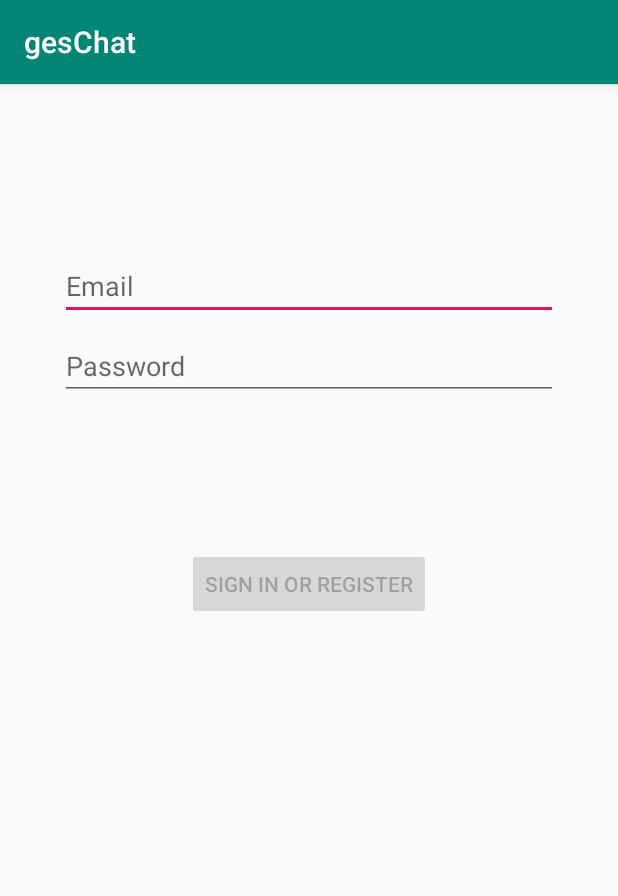
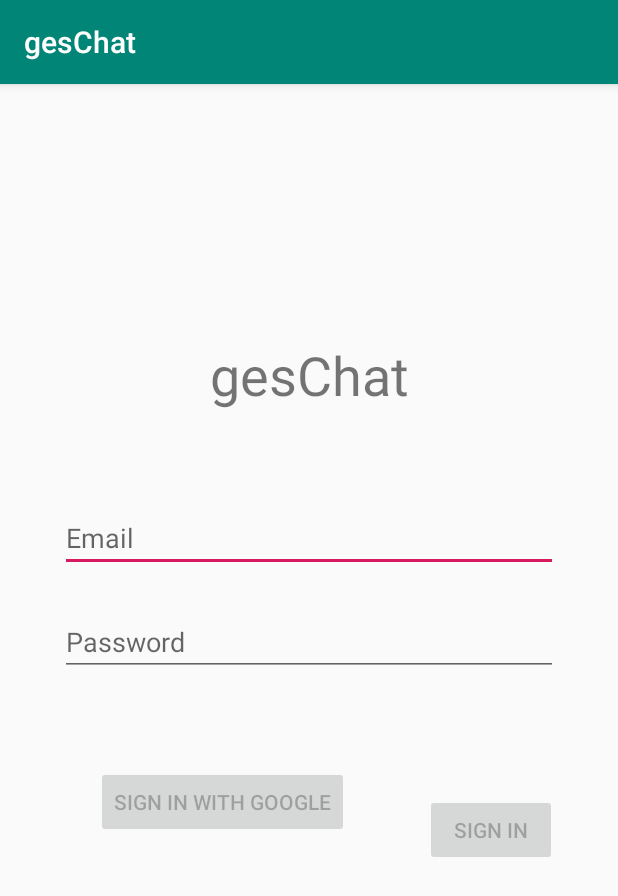
Before and after one commit to marylicious/GesChat, an Android app: the screen it shows after launch (LoginActivity), on a phone screen of 412 x 824 dp. Shown: the top 896 px of the screen. Run offline under Robolectric (Android 15) with nearby library versions, the phone set to English and light mode, and no system bars.

Commit message:
trying login activity

```diff
--- a/app/build.gradle
+++ b/app/build.gradle
@@ -28,4 +28,7 @@ dependencies {
     testImplementation 'junit:junit:4.12'
     androidTestImplementation 'com.android.support.test:runner:1.0.2'
     androidTestImplementation 'com.android.support.test.espresso:espresso-core:3.0.2'
+    implementation 'com.google.firebase:firebase-core:16.0.9'
 }
+
+apply plugin: 'com.google.gms.google-services'
--- a/app/src/main/java/com/example/geschat/data/LoginRepository.java
+++ b/app/src/main/java/com/example/geschat/data/LoginRepository.java
@@ -22,7 +22,7 @@ public class LoginRepository {
     }
 
     public static LoginRepository getInstance(LoginDataSource dataSource) {
-        if(instance == null){
+        if (instance == null) {
             instance = new LoginRepository(dataSource);
         }
         return instance;
--- /dev/null
+++ b/app/src/main/java/com/example/geschat/data/model/LoginActivity.java
@@ -0,0 +1,6 @@
+package com.example.geschat.data.model;
+
+public class LoginActivity {
+
+    // TODO conectar esta parte a firebase
+}
--- a/app/src/main/java/com/example/geschat/ui/login/LoggedInUserView.java
+++ b/app/src/main/java/com/example/geschat/ui/login/LoggedInUserView.java
@@ -1,4 +1,4 @@
-package  com.example.geschat.ui.login;
+package com.example.geschat.ui.login;
 
 /**
  * Class exposing authenticated user details to the UI.
--- a/app/src/main/java/com/example/geschat/ui/login/LoginActivity.java
+++ b/app/src/main/java/com/example/geschat/ui/login/LoginActivity.java
@@ -1,4 +1,4 @@
-package  com.example.geschat.ui.login;
+package com.example.geschat.ui.login;
 
 import android.app.Activity;
 import android.arch.lifecycle.Observer;
--- a/app/src/main/java/com/example/geschat/ui/login/LoginResult.java
+++ b/app/src/main/java/com/example/geschat/ui/login/LoginResult.java
@@ -1,4 +1,4 @@
-package  com.example.geschat.ui.login;
+package com.example.geschat.ui.login;
 
 import android.support.annotation.Nullable;
 
--- /dev/null
+++ b/app/src/main/res/layout/activity_home.xml
@@ -0,0 +1,6 @@
+<?xml version="1.0" encoding="utf-8"?>
+<android.support.constraint.ConstraintLayout
+    xmlns:android="http://schemas.android.com/apk/res/android" android:layout_width="match_parent"
+    android:layout_height="match_parent">
+
+</android.support.constraint.ConstraintLayout>
--- a/app/src/main/res/layout/activity_login.xml
+++ b/app/src/main/res/layout/activity_login.xml
@@ -1,15 +1,14 @@
 <?xml version="1.0" encoding="utf-8"?>
-<android.support.constraint.ConstraintLayout
-    xmlns:android="http://schemas.android.com/apk/res/android"
+<android.support.constraint.ConstraintLayout xmlns:android="http://schemas.android.com/apk/res/android"
     xmlns:app="http://schemas.android.com/apk/res-auto"
     xmlns:tools="http://schemas.android.com/tools"
     android:id="@+id/container"
     android:layout_width="match_parent"
     android:layout_height="match_parent"
+    android:paddingLeft="@dimen/activity_horizontal_margin"
+    android:paddingTop="@dimen/activity_vertical_margin"
+    android:paddingRight="@dimen/activity_horizontal_margin"
     android:paddingBottom="@dimen/activity_vertical_margin"
-    android:paddingLeft="@dimen/activity_horizontal_margin"
-    android:paddingRight="@dimen/activity_horizontal_margin"
-    android:paddingTop="@dimen/activity_vertical_margin"
     tools:context=".ui.login.LoginActivity">
 
     <EditText
@@ -17,7 +16,7 @@
         android:layout_width="0dp"
         android:layout_height="wrap_content"
         android:layout_marginStart="24dp"
-        android:layout_marginTop="96dp"
+        android:layout_marginTop="264dp"
         android:layout_marginEnd="24dp"
 
         android:hint="@string/prompt_email"
@@ -32,7 +31,7 @@
         android:layout_width="0dp"
         android:layout_height="wrap_content"
         android:layout_marginStart="24dp"
-        android:layout_marginTop="8dp"
+        android:layout_marginTop="24dp"
         android:layout_marginEnd="24dp"
 
         android:hint="@string/prompt_password"
@@ -46,7 +45,25 @@
 
     <Button
         android:id="@+id/login"
+        android:layout_width="wrap_content"
+        android:layout_height="wrap_content"
+        android:layout_gravity="start"
+        android:layout_marginStart="48dp"
+        android:layout_marginTop="16dp"
+        android:layout_marginEnd="8dp"
+        android:layout_marginRight="8dp"
+        android:layout_marginBottom="64dp"
         android:enabled="false"
+        android:text="@string/action_sign_in"
+        app:layout_constraintBottom_toBottomOf="parent"
+        app:layout_constraintEnd_toEndOf="parent"
+        app:layout_constraintHorizontal_bias="0.928"
+        app:layout_constraintStart_toStartOf="parent"
+        app:layout_constraintTop_toBottomOf="@+id/password"
+        app:layout_constraintVertical_bias="0.272" />
+
+    <Button
+        android:id="@+id/login2"
         android:layout_width="wrap_content"
         android:layout_height="wrap_content"
         android:layout_gravity="start"
@@ -54,16 +71,17 @@
         android:layout_marginTop="16dp"
         android:layout_marginEnd="48dp"
         android:layout_marginBottom="64dp"
-        android:text="@string/action_sign_in"
+        android:enabled="false"
+        android:text="@string/action_sign_in_google"
         app:layout_constraintBottom_toBottomOf="parent"
         app:layout_constraintEnd_toEndOf="parent"
+        app:layout_constraintHorizontal_bias="0.0"
         app:layout_constraintStart_toStartOf="parent"
         app:layout_constraintTop_toBottomOf="@+id/password"
-        app:layout_constraintVertical_bias="0.2" />
+        app:layout_constraintVertical_bias="0.192" />
 
     <ProgressBar
         android:id="@+id/loading"
-        android:visibility="gone"
         android:layout_width="wrap_content"
         android:layout_height="wrap_content"
         android:layout_gravity="center"
@@ -71,9 +89,28 @@
         android:layout_marginTop="64dp"
         android:layout_marginEnd="32dp"
         android:layout_marginBottom="64dp"
+        android:visibility="gone"
         app:layout_constraintBottom_toBottomOf="parent"
         app:layout_constraintEnd_toEndOf="@+id/password"
         app:layout_constraintStart_toStartOf="@+id/password"
         app:layout_constraintTop_toTopOf="parent"
         app:layout_constraintVertical_bias="0.3" />
+
+    <TextView
+        android:id="@+id/textView"
+        android:layout_width="wrap_content"
+        android:layout_height="wrap_content"
+        android:layout_marginStart="8dp"
+        android:layout_marginLeft="8dp"
+        android:layout_marginTop="8dp"
+        android:layout_marginEnd="8dp"
+        android:layout_marginRight="8dp"
+        android:layout_marginBottom="8dp"
+        android:text="@string/app_name"
+        android:textSize="36sp"
+        app:layout_constraintBottom_toTopOf="@+id/username"
+        app:layout_constraintEnd_toEndOf="parent"
+        app:layout_constraintStart_toStartOf="parent"
+        app:layout_constraintTop_toTopOf="parent"
+        app:layout_constraintVertical_bias="0.73" />
 </android.support.constraint.ConstraintLayout>
--- a/app/src/main/res/mipmap-anydpi-v26/ic_launcher.xml
+++ b/app/src/main/res/mipmap-anydpi-v26/ic_launcher.xml
@@ -1,5 +1,5 @@
 <?xml version="1.0" encoding="utf-8"?>
 <adaptive-icon xmlns:android="http://schemas.android.com/apk/res/android">
-    <background android:drawable="@drawable/ic_launcher_background"/>
-    <foreground android:drawable="@drawable/ic_launcher_foreground"/>
+    <background android:drawable="@drawable/ic_launcher_background" />
+    <foreground android:drawable="@drawable/ic_launcher_foreground" />
 </adaptive-icon>
--- a/app/src/main/res/mipmap-anydpi-v26/ic_launcher_round.xml
+++ b/app/src/main/res/mipmap-anydpi-v26/ic_launcher_round.xml
@@ -1,5 +1,5 @@
 <?xml version="1.0" encoding="utf-8"?>
 <adaptive-icon xmlns:android="http://schemas.android.com/apk/res/android">
-    <background android:drawable="@drawable/ic_launcher_background"/>
-    <foreground android:drawable="@drawable/ic_launcher_foreground"/>
+    <background android:drawable="@drawable/ic_launcher_background" />
+    <foreground android:drawable="@drawable/ic_launcher_foreground" />
 </adaptive-icon>
--- a/app/src/main/res/values/dimens.xml
+++ b/app/src/main/res/values/dimens.xml
@@ -1,5 +1,5 @@
 <resources>
     <!-- Default screen margins, per the Android Design guidelines. -->
- <dimen name="activity_horizontal_margin">16dp</dimen>
- <dimen name="activity_vertical_margin">16dp</dimen>
+    <dimen name="activity_horizontal_margin">16dp</dimen>
+    <dimen name="activity_vertical_margin">16dp</dimen>
 </resources>
--- a/app/src/main/res/values/strings.xml
+++ b/app/src/main/res/values/strings.xml
@@ -1,9 +1,12 @@
 <resources>
+    <!-- Common info -->
+    <string name="user_name">mary</string>
     <string name="app_name">gesChat</string>
     <!-- Strings related to login -->
     <string name="prompt_email">Email</string>
     <string name="prompt_password">Password</string>
-    <string name="action_sign_in">Sign in or register</string>
+    <string name="action_sign_in">Sign In</string>
+    <string name="action_sign_in_google">Sign In with Google</string>
     <string name="action_sign_in_short">Sign in</string>
     <string name="welcome">"Welcome !"</string>
     <string name="invalid_username">Not a valid username</string>
--- a/build.gradle
+++ b/build.gradle
@@ -8,6 +8,7 @@ buildscript {
     }
     dependencies {
         classpath 'com.android.tools.build:gradle:3.4.1'
+	classpath 'com.google.gms:google-services:4.2.0'
 
         // NOTE: Do not place your application dependencies here; they belong
         // in the individual module build.gradle files
--- a/gradle.properties
+++ b/gradle.properties
@@ -1,16 +1,12 @@
 # Project-wide Gradle settings.
-
 # IDE (e.g. Android Studio) users:
 # Gradle settings configured through the IDE *will override*
 # any settings specified in this file.
-
 # For more details on how to configure your build environment visit
 # http://www.gradle.org/docs/current/userguide/build_environment.html
-
 # Specifies the JVM arguments used for the daemon process.
 # The setting is particularly useful for tweaking memory settings.
 org.gradle.jvmargs=-Xmx1536m
-
 # When configured, Gradle will run in incubating parallel mode.
 # This option should only be used with decoupled projects. More details, visit
 # http://www.gradle.org/docs/current/userguide/multi_project_builds.html#sec:decoupled_projects
```
Also changed, not shown: app/src/main/AndroidManifest.xml (+4 -3 lines), app/src/main/java/com/example/geschat/data/Result.java (+14 -13 lines), app/src/main/res/drawable-v24/ic_launcher_foreground.xml (+6 -6 lines), app/src/main/res/drawable/ic_launcher_background.xml (+166 -70 lines), 1 other file.
